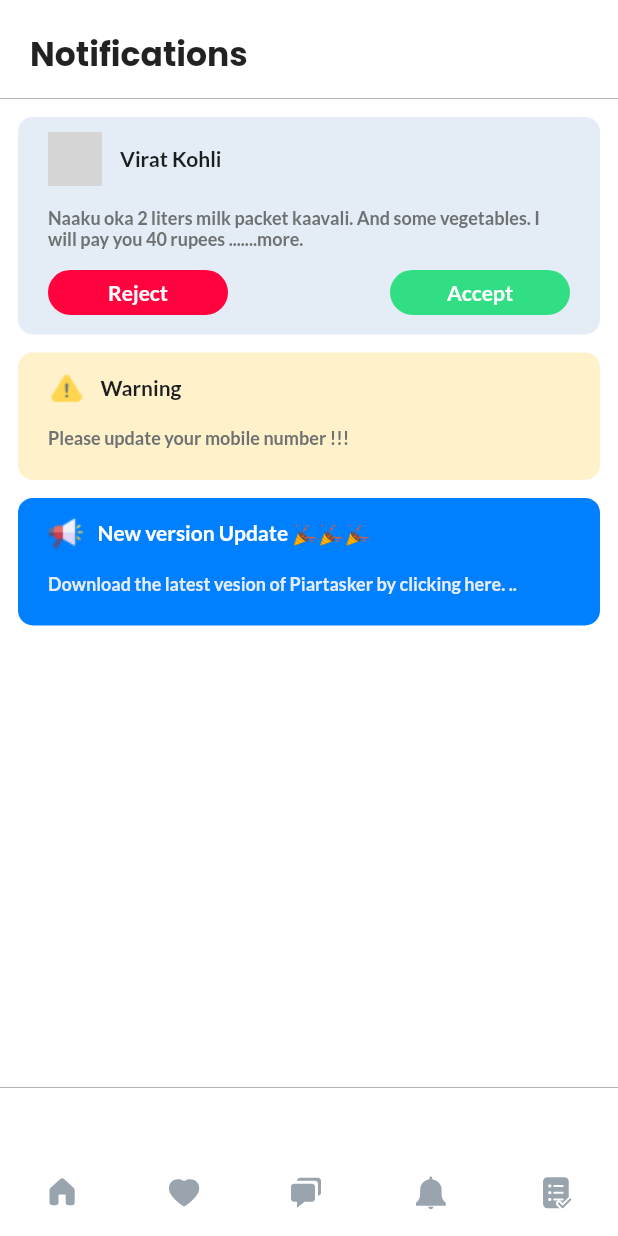
After one commit to Tarunvegi-dev/PairTasker_v1, a Flutter app: the NotificationScreen screen opened by its route, on a phone screen of 412 x 824 dp. The commit adds this screen. Run offline on Flutter 3.47's test engine with Material 2 defaults, Android fonts, the phone set to English and light mode, and no system bars; our stand-ins replace flutter_svg, google_fonts, hexcolor, smooth_page_indicator; network calls fail; grey boxes are pictures that could not be loaded.

Commit message:
notifications screen and wishlist screen

```diff
--- a/lib/main.dart
+++ b/lib/main.dart
@@ -36,6 +36,8 @@ class MyApp extends StatelessWidget {
         '/register': (context) => const RegisterScreen(),
         '/home': (context) => const HomePage(),
         '/userform': (context) => const UserFormScreen(),
+        '/wishlist': (context) => const WishlistScreen(),
+        '/notifications': (context) => const NotificationScreen()
       },
       debugShowCheckedModeBanner: false,
     );
--- a/lib/screens/home_screen/home_screen.dart
+++ b/lib/screens/home_screen/home_screen.dart
@@ -91,7 +91,7 @@ class HomePage extends StatelessWidget {
               ),
             ),
             Container(
-              height: MediaQuery.of(context).size.height*75/100,
+              height: MediaQuery.of(context).size.height * 81 / 100,
               decoration: BoxDecoration(
                 color: HexColor('#E4ECF5'),
               ),
@@ -106,7 +106,7 @@ class HomePage extends StatelessWidget {
         ),
       ),
       bottomNavigationBar: SizedBox(
-        height: MediaQuery.of(context).size.height * 8 / 100,
+        height: MediaQuery.of(context).size.height * 7 / 100,
         width: MediaQuery.of(context).size.width,
         child: Center(
           child: Row(
@@ -114,9 +114,20 @@ class HomePage extends StatelessWidget {
             mainAxisAlignment: MainAxisAlignment.spaceAround,
             children: [
               SvgPicture.asset("assets/images/icons/navbar/home.svg"),
-              SvgPicture.asset("assets/images/icons/navbar/wishlist.svg"),
-              SvgPicture.asset("assets/images/icons/navbar/my_requests.svg"),
-              SvgPicture.asset("assets/images/icons/navbar/notifications.svg"),
+              InkWell(
+                onTap: () => {Navigator.pushReplacementNamed(context, '/wishlist')},
+                child:
+                    SvgPicture.asset("assets/images/icons/navbar/wishlist.svg"),
+              ),
+              SvgPicture.asset(
+                "assets/images/icons/navbar/my_requests.svg",
+              ),
+              InkWell(
+                onTap: () => {Navigator.pushReplacementNamed(context, '/notifications')},
+                child: SvgPicture.asset(
+                  "assets/images/icons/navbar/notifications.svg",
+                ),
+              ),
               SvgPicture.asset("assets/images/icons/navbar/my_tasks.svg"),
             ],
           ),
--- a/lib/screens/home_screen/taskers_list.dart
+++ b/lib/screens/home_screen/taskers_list.dart
@@ -11,7 +11,7 @@ class TaskersList extends StatelessWidget {
       children: [
         Container(
           color: Colors.white,
-          margin: const EdgeInsets.only(bottom: 3),
+          margin: const EdgeInsets.only(top: 3),
           height: MediaQuery.of(context).size.height * 13 / 100,
           child: Padding(
             padding: const EdgeInsets.symmetric(
@@ -175,7 +175,7 @@ class TaskersList extends StatelessWidget {
         ),
          Container(
           color: Colors.white,
-          margin: const EdgeInsets.only(bottom: 3),
+          margin: const EdgeInsets.only(top: 3),
           height: MediaQuery.of(context).size.height * 13 / 100,
           child: Padding(
             padding: const EdgeInsets.symmetric(
@@ -332,7 +332,7 @@ class TaskersList extends StatelessWidget {
         ),
          Container(
           color: Colors.white,
-          margin: const EdgeInsets.only(bottom: 3),
+          margin: const EdgeInsets.only(top: 3),
           height: MediaQuery.of(context).size.height * 13 / 100,
           child: Padding(
             padding: const EdgeInsets.symmetric(
--- /dev/null
+++ b/lib/screens/notifications_screen.dart
@@ -0,0 +1,322 @@
+import 'package:flutter/material.dart';
+import 'package:flutter_svg/flutter_svg.dart';
+import 'package:google_fonts/google_fonts.dart';
+import 'package:hexcolor/hexcolor.dart';
+
+class NotificationScreen extends StatelessWidget {
+  const NotificationScreen({super.key});
+
+  @override
+  Widget build(BuildContext context) {
+    return Scaffold(
+      backgroundColor: Colors.white,
+      body: SafeArea(
+        child: Column(
+          children: [
+            Container(
+              width: double.infinity,
+              height: MediaQuery.of(context).size.height * 8 / 100,
+              decoration: const BoxDecoration(
+                border: Border(
+                  bottom: BorderSide(
+                    color: Colors.black,
+                    width: 0.2,
+                  ),
+                ),
+              ),
+              padding: const EdgeInsets.symmetric(
+                horizontal: 20,
+                vertical: 20,
+              ),
+              child: Text(
+                'Notifications',
+                style: GoogleFonts.poppins(
+                  fontSize: 22,
+                  fontWeight: FontWeight.bold,
+                ),
+              ),
+            ),
+            Container(
+              decoration: const BoxDecoration(
+                border: Border(
+                  bottom: BorderSide(
+                    color: Colors.black,
+                    width: 0.2,
+                  ),
+                ),
+              ),
+              height: MediaQuery.of(context).size.height * 80 / 100,
+              child: ListView(
+                children: [
+                  const SizedBox(
+                    height: 12,
+                  ),
+                  Container(
+                    height: 145,
+                    margin:
+                        const EdgeInsets.only(left: 12, right: 12, bottom: 12),
+                    decoration: BoxDecoration(
+                      color: HexColor('E4ECF5'),
+                      borderRadius: const BorderRadius.all(
+                        Radius.circular(10),
+                      ),
+                    ),
+                    child: Container(
+                      margin: const EdgeInsets.symmetric(
+                        vertical: 10,
+                        horizontal: 20,
+                      ),
+                      child: Column(
+                        children: [
+                          Row(
+                            children: [
+                              const CircleAvatar(
+                                radius: 18,
+                                backgroundImage: NetworkImage(
+                                    'https://icustomercareinformation.in/wp-content/uploads/2021/05/virat-kohli.jpg'),
+                              ),
+                              const SizedBox(
+                                width: 12,
+                              ),
+                              Text(
+                                'Virat Kohli',
+                                style: TextStyle(
+                                  fontWeight: FontWeight.bold,
+                                  fontSize: 14,
+                                  color: HexColor('#1A1E1F'),
+                                ),
+                              )
+                            ],
+                          ),
+                          const SizedBox(
+                            height: 14,
+                          ),
+                          Text(
+                            'Naaku oka 2 liters milk packet kaavali. And some vegetables. I will pay you 40 rupees .......more.',
+                            style: TextStyle(
+                              color: HexColor('#6F7273'),
+                              fontSize: 12,
+                              fontWeight: FontWeight.w600,
+                            ),
+                          ),
+                          const SizedBox(
+                            height: 14,
+                          ),
+                          Row(
+                            mainAxisAlignment: MainAxisAlignment.spaceBetween,
+                            children: [
+                              SizedBox(
+                                width: 120,
+                                height: 30,
+                                child: ElevatedButton(
+                                  style: ElevatedButton.styleFrom(
+                                    elevation: 0,
+                                    backgroundColor: HexColor('#FF033E'),
+                                    shape: const RoundedRectangleBorder(
+                                      borderRadius: BorderRadius.all(
+                                        Radius.circular(25),
+                                      ),
+                                    ),
+                                  ),
+                                  onPressed: () {},
+                                  child: const Text(
+                                    'Reject',
+                                    style: TextStyle(
+                                      fontSize: 14,
+                                      fontWeight: FontWeight.w600,
+                                    ),
+                                  ),
+                                ),
+                              ),
+                              SizedBox(
+                                width: 120,
+                                height: 30,
+                                child: ElevatedButton(
+                                  style: ElevatedButton.styleFrom(
+                                    elevation: 0,
+                                    backgroundColor: HexColor('#32DE84'),
+                                    shape: const RoundedRectangleBorder(
+                                      borderRadius: BorderRadius.all(
+                                        Radius.circular(25),
+                                      ),
+                                    ),
+                                  ),
+                                  onPressed: () {},
+                                  child: const Text(
+                                    'Accept',
+                                    style: TextStyle(
+                                      fontSize: 14,
+                                      fontWeight: FontWeight.w600,
+                                    ),
+                                  ),
+                                ),
+                              )
+                            ],
+                          )
+                        ],
+                      ),
+                    ),
+                  ),
+                  Container(
+                    height: 85,
+                    margin: const EdgeInsets.only(
+                      left: 12,
+                      right: 12,
+                      bottom: 12,
+                    ),
+                    decoration: const BoxDecoration(
+                      color: Color.fromRGBO(255, 199, 44, 0.25),
+                      borderRadius: BorderRadius.all(
+                        Radius.circular(10),
+                      ),
+                    ),
+                    child: Container(
+                      margin: const EdgeInsets.symmetric(
+                        horizontal: 20,
+                        vertical: 12,
+                      ),
+                      child: Column(
+                        crossAxisAlignment: CrossAxisAlignment.start,
+                        children: [
+                          Row(
+                            crossAxisAlignment: CrossAxisAlignment.start,
+                            children: [
+                              SizedBox(
+                                child: Image.asset(
+                                  'assets/images/icons/warning.png',
+                                ),
+                              ),
+                              const SizedBox(
+                                width: 10,
+                              ),
+                              Container(
+                                margin: const EdgeInsets.only(
+                                  top: 3,
+                                ),
+                                child: Text(
+                                  'Warning',
+                                  style: TextStyle(
+                                    color: HexColor('1A1E1F'),
+                                    fontWeight: FontWeight.bold,
+                                  ),
+                                ),
+                              )
+                            ],
+                          ),
+                          const SizedBox(
+                            height: 14,
+                          ),
+                          Text(
+                            'Please update your mobile number !!!',
+                            textAlign: TextAlign.start,
+                            style: TextStyle(
+                              color: HexColor('#6F7273'),
+                              fontSize: 12,
+                              fontWeight: FontWeight.w600,
+                            ),
+                          ),
+                        ],
+                      ),
+                    ),
+                  ),
+                  Container(
+                    height: 85,
+                    margin: const EdgeInsets.only(
+                      left: 12,
+                      right: 12,
+                      bottom: 12,
+                    ),
+                    decoration: BoxDecoration(
+                      color: HexColor('#007FFF'),
+                      borderRadius: const BorderRadius.all(
+                        Radius.circular(10),
+                      ),
+                    ),
+                    child: Container(
+                      margin: const EdgeInsets.symmetric(
+                        horizontal: 20,
+                        vertical: 12,
+                      ),
+                      child: Column(
+                        crossAxisAlignment: CrossAxisAlignment.start,
+                        children: [
+                          Row(
+                            crossAxisAlignment: CrossAxisAlignment.start,
+                            children: [
+                              SizedBox(
+                                child: Image.asset(
+                                  'assets/images/icons/announcement.png',
+                                ),
+                              ),
+                              const SizedBox(
+                                width: 10,
+                              ),
+                              Container(
+                                margin: const EdgeInsets.only(
+                                  top: 3,
+                                ),
+                                child: const Text(
+                                  'New version Update 🎉🎉🎉',
+                                  style: TextStyle(
+                                    color: Colors.white,
+                                    fontWeight: FontWeight.bold,
+                                  ),
+                                ),
+                              )
+                            ],
+                          ),
+                          const SizedBox(
+                            height: 14,
+                          ),
+                          Text(
+                            'Download the latest vesion of Piartasker by clicking here. ..',
+                            textAlign: TextAlign.start,
+                            style: TextStyle(
+                              color: HexColor('#E4ECF5'),
+                              fontSize: 12,
+                              fontWeight: FontWeight.w600,
+                            ),
+                          ),
+                        ],
+                      ),
+                    ),
+                  ),
+                ],
+              ),
+            ),
+          ],
+        ),
+      ),
+      bottomNavigationBar: SizedBox(
+        height: MediaQuery.of(context).size.height * 7 / 100,
+        width: MediaQuery.of(context).size.width,
+        child: Center(
+          child: Row(
+            crossAxisAlignment: CrossAxisAlignment.center,
+            mainAxisAlignment: MainAxisAlignment.spaceAround,
+            children: [
+              InkWell(
+                onTap: () => {Navigator.pushReplacementNamed(context, '/home')},
+                child: SvgPicture.asset(
+                  "assets/images/icons/navbar/home.svg",
+                ),
+              ),
+              InkWell(
+                onTap: () =>
+                    {Navigator.pushReplacementNamed(context, '/wishlist')},
+                child: SvgPicture.asset(
+                  "assets/images/icons/navbar/wishlist.svg",
+                ),
+              ),
+              SvgPicture.asset(
+                "assets/images/icons/navbar/my_requests.svg",
+              ),
+              SvgPicture.asset("assets/images/icons/navbar/notifications.svg"),
+              SvgPicture.asset("assets/images/icons/navbar/my_tasks.svg"),
+            ],
+          ),
+        ),
+      ),
+    );
+  }
+}
--- a/lib/screens/screens.dart
+++ b/lib/screens/screens.dart
@@ -3,3 +3,5 @@ export './initial_screen.dart';
 export './login_page.dart';
 export './register_screen.dart';
 export './user_details_form.dart';
+export './wishlist_screen.dart';
+export './notifications_screen.dart';
--- /dev/null
+++ b/lib/screens/wishlist_screen.dart
@@ -0,0 +1,79 @@
+import 'package:flutter/material.dart';
+import 'package:google_fonts/google_fonts.dart';
+import 'package:pairtasker/screens/home_screen/taskers_list.dart';
+import 'package:hexcolor/hexcolor.dart';
+import 'package:flutter_svg/flutter_svg.dart';
+
+class WishlistScreen extends StatelessWidget {
+  const WishlistScreen({super.key});
+
+  @override
+  Widget build(BuildContext context) {
+    return Scaffold(
+      backgroundColor: Colors.white,
+      body: SafeArea(
+        child: Column(
+          children: [
+            Container(
+              width: double.infinity,
+              height: MediaQuery.of(context).size.height * 8 / 100,
+              decoration: const BoxDecoration(
+                border: Border(
+                  bottom: BorderSide(
+                    color: Colors.black,
+                    width: 0.2,
+                  ),
+                ),
+              ),
+              padding: const EdgeInsets.symmetric(
+                horizontal: 20,
+                vertical: 20,
+              ),
+              child: Text(
+                'Wishlist',
+                style: GoogleFonts.poppins(
+                  fontSize: 22,
+                  fontWeight: FontWeight.bold,
+                ),
+              ),
+            ),
+            Container(
+              height: MediaQuery.of(context).size.height * 80 / 100,
+              decoration: BoxDecoration(
+                color: HexColor('#E4ECF5'),
+              ),
+              child: ListView(
+                children: const [TaskersList()],
+              ),
+            ),
+          ],
+        ),
+      ),
+      bottomNavigationBar: SizedBox(
+        height: MediaQuery.of(context).size.height * 7 / 100,
+        width: MediaQuery.of(context).size.width,
+        child: Center(
+          child: Row(
+            crossAxisAlignment: CrossAxisAlignment.center,
+            mainAxisAlignment: MainAxisAlignment.spaceAround,
+            children: [
+              InkWell(
+                onTap: () => {Navigator.pushReplacementNamed(context, '/home')},
+                child: SvgPicture.asset("assets/images/icons/navbar/home.svg"),
+              ),
+              SvgPicture.asset("assets/images/icons/navbar/wishlist.svg"),
+              SvgPicture.asset("assets/images/icons/navbar/my_requests.svg"),
+              InkWell(
+                onTap: () => {Navigator.pushNamed(context, '/notifications')},
+                child: SvgPicture.asset(
+                  "assets/images/icons/navbar/notifications.svg",
+                ),
+              ),
+              SvgPicture.asset("assets/images/icons/navbar/my_tasks.svg"),
+            ],
+          ),
+        ),
+      ),
+    );
+  }
+}
--- a/pubspec.yaml
+++ b/pubspec.yaml
@@ -63,6 +63,8 @@ flutter:
     - assets/images/icons/gender.svg
     - assets/images/icons/menu.svg
     - assets/images/icons/task.svg
+    - assets/images/icons/warning.png
+    - assets/images/icons/announcement.png
     - assets/images/icons/navbar/home.svg
     - assets/images/icons/navbar/wishlist.svg
     - assets/images/icons/navbar/my_requests.svg
```
Also changed, not shown: assets/images/icons/announcement.png (added), assets/images/icons/announcement.svg (added), assets/images/icons/warning.png (added), assets/images/icons/warning.svg (added).
